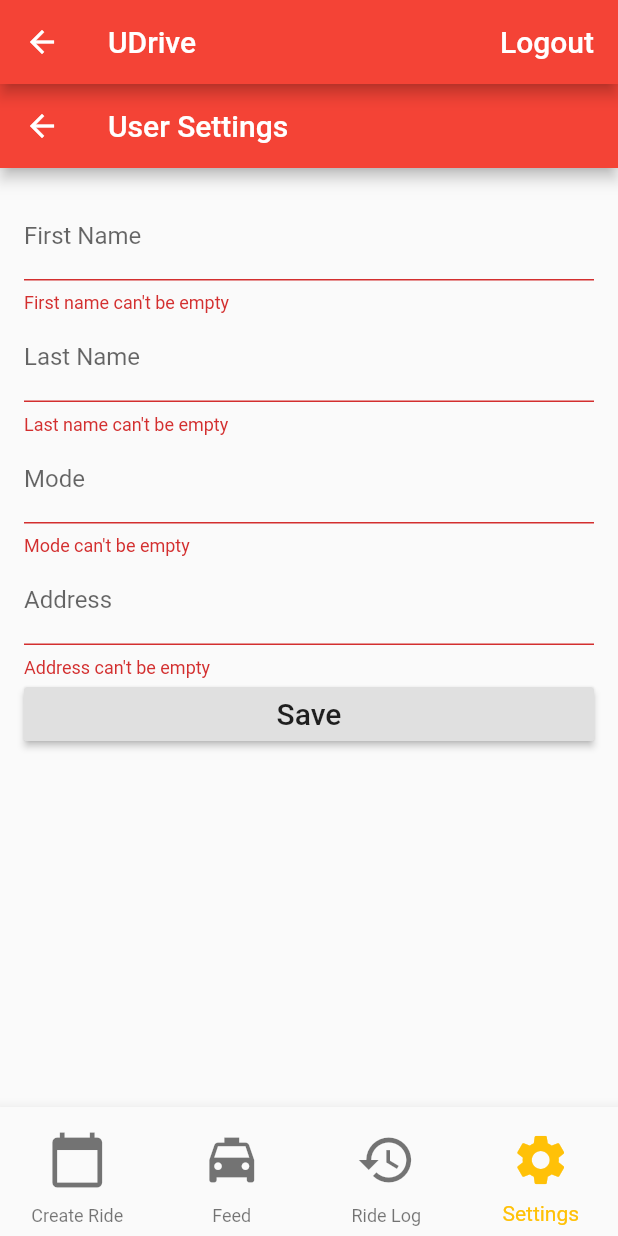
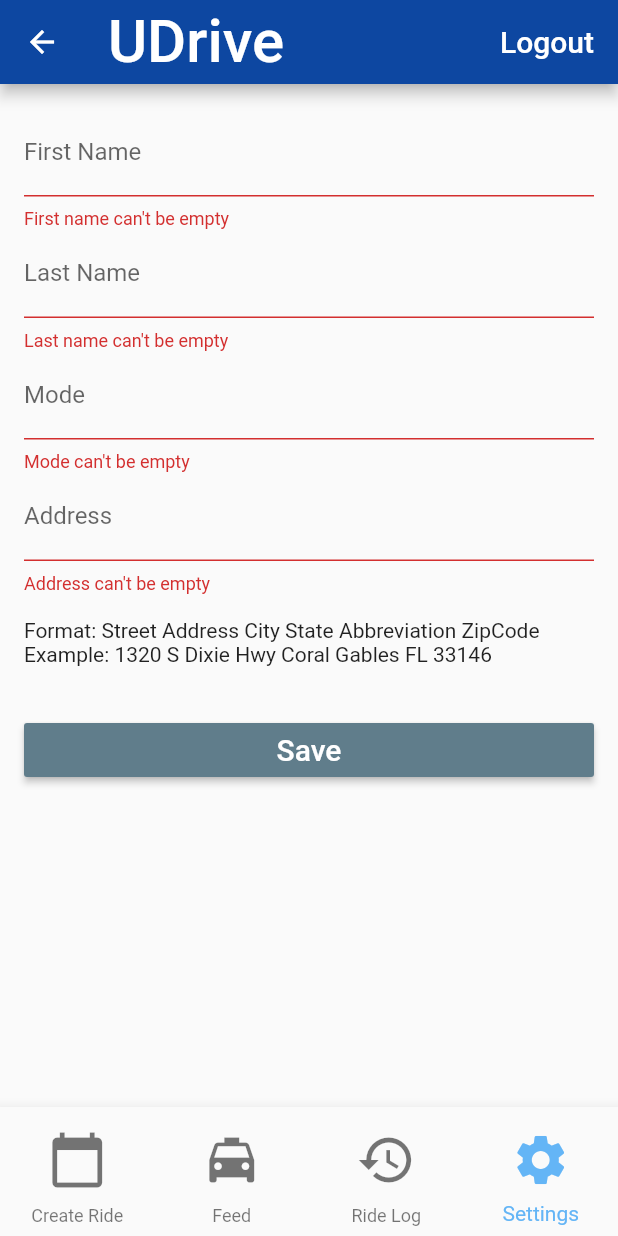
Before and after one commit to jessicavilches/UDrive, a Flutter app: the HomePage screen opened by its route, item 4 of the bottom bar chosen, after a tap on "Save", on a phone screen of 412 x 824 dp. Run offline on Flutter 3.47's test engine with Material 2 defaults, Android fonts, the phone set to English and light mode, and no system bars; our stand-ins replace cloud_firestore, firebase_auth; accounts and stored records are empty; statements that could not run were skipped.

Commit message:
changed colors and added date check to feed

```diff
--- a/lib/calendar.dart
+++ b/lib/calendar.dart
@@ -81,23 +81,26 @@ class _Calendar extends State<Calendar>{
             SizedBox(height: 100),
               new RaisedButton(
                 child: new Text('Select Date: '  + this._date.month.toString()
-                    + '/' + this._date.day.toString() + '/' + this._date.year.toString(), style: new TextStyle(fontSize: 20.0)),
+                    + '/' + this._date.day.toString() + '/' + this._date.year.toString(), style: new TextStyle(fontSize: 20.0, color: Colors.white),),
                 onPressed: (){
                   _selectDate(context);
                   },
+                color: Colors.blueGrey,
               ),
               SizedBox(height: 20),
               new RaisedButton(
-                child: new Text('Select Start Time: ' + this._startTime.format(context), style: new TextStyle(fontSize: 20.0)),
+                child: new Text('Select Start Time: ' + this._startTime.format(context), style: new TextStyle(fontSize: 20.0, color: Colors.white)),
                 onPressed: (){
                   _selectStartInterval(context);
                   },
+                color: Colors.blueGrey,
               ),
               SizedBox(height: 20),
               new RaisedButton(
                 child: new Text(
-                  'Select End Time: ' + this._endTime.format(context), style: new TextStyle(fontSize: 20.0)),
+                  'Select End Time: ' + this._endTime.format(context), style: new TextStyle(fontSize: 20.0, color: Colors.white)),
                 onPressed: (){_selectEndInterval(context);},
+                color: Colors.blueGrey,
               ),
               SizedBox(height: 20),
               new TextFormField(
@@ -112,9 +115,10 @@ class _Calendar extends State<Calendar>{
               ),
               SizedBox(height: 40),
               new RaisedButton(
-                child: new Text('Submit Ride', style: new TextStyle(fontSize: 20.0)),
+                child: new Text('Submit Ride', style: new TextStyle(fontSize: 20.0, color: Colors.white)),
                 onPressed: (){//_selectDate(context);
                 addToDatabase();},
+                color: Colors.blueGrey,
               ),
             ],
           ),
--- a/lib/home.dart
+++ b/lib/home.dart
@@ -98,7 +98,8 @@ class _HomePageState extends State<HomePage>{
   Widget build(BuildContext context){
     return Scaffold(
       appBar: new AppBar(
-        title: new Text('UDrive', style: new TextStyle(fontSize: 20.0)),
+        title: new Text('UDrive', textScaleFactor: 2.0,),
+        backgroundColor: Colors.blue[900],
         actions: <Widget>[
           new FlatButton(
               child: new Text('Logout', style: new TextStyle(fontSize: 20.0, color: Colors.white)),
@@ -151,7 +152,7 @@ class _HomePageState extends State<HomePage>{
 
         ],
         type: BottomNavigationBarType.fixed,
-        fixedColor: Colors.amber,
+        fixedColor: Colors.blue[300],
       ),
     );
   }
--- a/lib/login_page.dart
+++ b/lib/login_page.dart
@@ -129,7 +129,8 @@ class _LoginPageState extends State<LoginPage> {
   Widget build(BuildContext context) {
     return Scaffold(
       appBar: AppBar(
-        title: Text('Login'),
+        title: Text('UDrive', textScaleFactor: 2,),
+        backgroundColor: Colors.blue[900],
       ),
       body: Container(
         padding: EdgeInsets.all(16.0),
@@ -220,7 +221,8 @@ class _LoginPageState extends State<LoginPage> {
     if(_formType == FormType.login) {
       return [
         new RaisedButton(
-          child: new Text('Login', style: new TextStyle(fontSize: 20.0)),
+          child: new Text('Log in', style: new TextStyle(fontSize: 20.0, color: Colors.white), ),
+          color: Colors.blueGrey,
           onPressed: validateAndSubmit,
         ),
         new FlatButton (
--- a/lib/main.dart
+++ b/lib/main.dart
@@ -13,7 +13,7 @@ class MyApp extends StatelessWidget {
     return MaterialApp(
       title: 'UDrive',
       theme: ThemeData(
-        primarySwatch: Colors.red,
+        primarySwatch: Colors.blue,
       ),
       //home: HomePage(),
       home: new LoginPage(auth: new Auth()),
--- a/lib/settings.dart
+++ b/lib/settings.dart
@@ -20,9 +20,6 @@ class _Settings extends State<Settings>{
 
   Widget build(BuildContext context) {
     return Scaffold(
-      appBar: AppBar(
-        title: Text('User Settings'),
-      ),
       body: Container(
         padding: EdgeInsets.all(16.0),
         child: new Form(
@@ -38,8 +35,9 @@ class _Settings extends State<Settings>{
   List<Widget> buildSubmitButtons() {
     return [
       new RaisedButton(
-        child: new Text('Save', style: new TextStyle(fontSize: 20.0)),
+        child: new Text('Save', style: new TextStyle(fontSize: 20.0, color: Colors.white)),
         onPressed: validateAndSubmit,
+          color: Colors.blueGrey
       ),
     ];
   }
@@ -89,6 +87,8 @@ class _Settings extends State<Settings>{
         validator: (value) => value.isEmpty ? 'Address can\'t be empty' : null,
         onSaved: (value) => _address = value,
       ),
+      new Text('\nFormat: Street Address City State Abbreviation ZipCode'),
+      new Text('Example: 1320 S Dixie Hwy Coral Gables FL 33146 \n \n '),
     ];
   }
 
```
Also changed, not shown: lib/feed.dart (+15 -2 lines), lib/rides.dart (+4 -4 lines).
